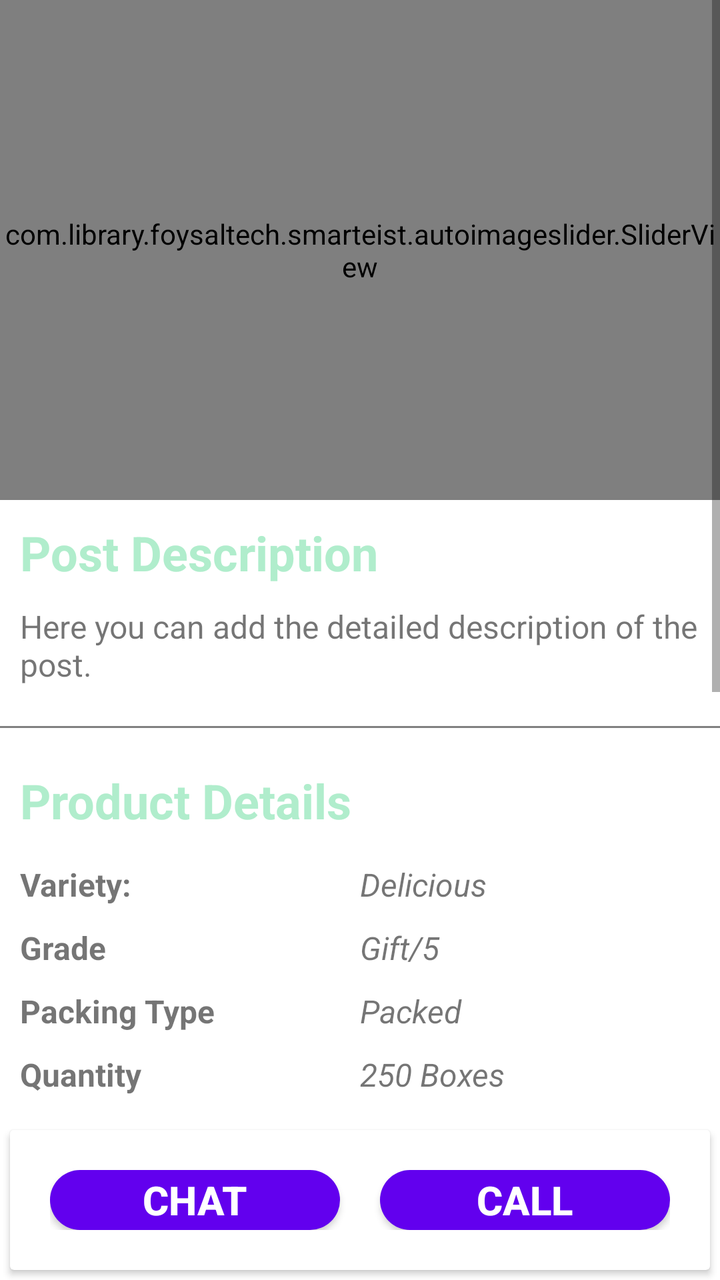
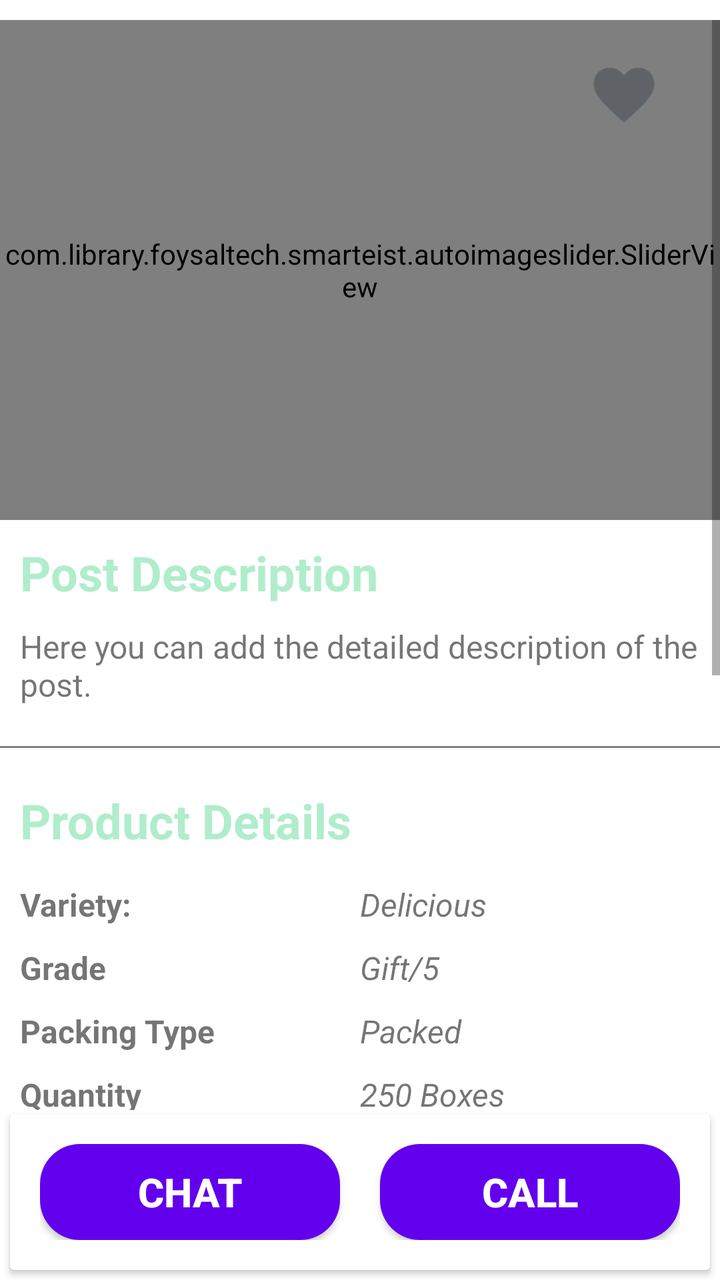

Compare the two renders of this Android layout. The source of the first and the diff that turns it into the second are given below.
<!-- AndroidManifest.xml: application theme Theme.AgroMart -->
<!-- res/layout/activity_post.xml -->
<?xml version="1.0" encoding="utf-8"?>
<androidx.constraintlayout.widget.ConstraintLayout xmlns:android="http://schemas.android.com/apk/res/android"
    xmlns:app="http://schemas.android.com/apk/res-auto"
    xmlns:tools="http://schemas.android.com/tools"
    android:layout_width="match_parent"
    android:layout_height="match_parent"
    tools:context=".PostActivity">

    
    <ScrollView
        android:id="@+id/scrollView2"
        android:layout_width="match_parent"
        android:layout_height="0dp"
        app:layout_constraintEnd_toEndOf="parent"
        app:layout_constraintStart_toStartOf="parent"
        app:layout_constraintTop_toTopOf="parent"
        app:layout_constraintBottom_toTopOf="@+id/buttonContainer"
        tools:ignore="SpeakableTextPresentCheck">

        <LinearLayout
            android:layout_width="match_parent"
            android:layout_height="wrap_content"
            android:orientation="vertical"
            tools:ignore="ExtraText">

            
            <com.library.foysaltech.smarteist.autoimageslider.SliderView
                android:id="@+id/slider"
                android:layout_width="match_parent"
                android:layout_height="250dp"
                app:sliderAnimationDuration="600"
                app:sliderAutoCycleDirection="back_and_forth"
                app:sliderStartAutoCycle="true"
                app:sliderIndicatorAnimationDuration="600"
                app:sliderIndicatorEnabled="true"
                app:sliderIndicatorGravity="center_horizontal|bottom"
                app:sliderIndicatorMargin="15dp"
                app:sliderIndicatorOrientation="horizontal"
                app:sliderIndicatorPadding="3dp"
                app:sliderIndicatorRadius="2dp"
                app:sliderIndicatorSelectedColor="#5A5A5A"
                app:sliderIndicatorUnselectedColor="#FFF"
                app:sliderScrollTimeInSec="1" />

            
            <TextView
                android:layout_width="wrap_content"
                android:layout_height="wrap_content"
                android:text="@string/post_description"
                android:textSize="24sp"
                android:textStyle="bold"
                android:layout_margin="10dp"
                android:textColor="@color/bg_color" />

            <TextView
                android:id="@+id/post_description"
                android:layout_width="match_parent"
                android:layout_height="wrap_content"
                android:text="@string/description_content"
                android:textSize="16sp"
                android:layout_marginHorizontal="10dp"
                android:layout_marginBottom="10dp" />

            <View
                android:layout_width="match_parent"
                android:layout_height="1dp"
                android:background="@color/gray"
                android:layout_marginVertical="10dp" />

            
            <TextView
                android:layout_width="wrap_content"
                android:layout_height="wrap_content"
                android:text="@string/product_details"
                android:textSize="24sp"
                android:textStyle="bold"
                android:layout_margin="10dp"
                android:textColor="@color/bg_color" />

            
            <LinearLayout
                android:layout_width="match_parent"
                android:layout_height="wrap_content"
                android:orientation="horizontal"
                android:layout_marginHorizontal="10dp"
                android:layout_marginVertical="5dp"
                android:weightSum="2">

                <TextView
                    android:layout_width="0dp"
                    android:layout_weight="1"
                    android:layout_height="wrap_content"
                    android:text="@string/variety"
                    android:textSize="16sp"
                    android:textStyle="bold" />

                <TextView
                    android:id="@+id/post_variety"
                    android:layout_width="0dp"
                    android:layout_weight="1"
                    android:layout_height="wrap_content"
                    android:text="@string/delicious"
                    android:textSize="16sp"
                    android:textStyle="italic" />

            </LinearLayout>
            <LinearLayout
                android:layout_width="match_parent"
                android:layout_height="wrap_content"
                android:orientation="horizontal"
                android:layout_marginHorizontal="10dp"
                android:layout_marginVertical="5dp"
                android:weightSum="2">

                <TextView
                    android:layout_width="0dp"
                    android:layout_weight="1"
                    android:layout_height="wrap_content"
                    android:text="@string/grade"
                    android:textSize="16sp"
                    android:textStyle="bold"/>

                <TextView
                    android:id="@+id/post_grade"
                    android:layout_width="0dp"
                    android:layout_weight="1"
                    android:layout_height="wrap_content"
                    android:text="@string/gift_5"
                    android:textSize="16sp"
                    android:textStyle="italic"/>

            </LinearLayout>

            <LinearLayout
                android:layout_width="match_parent"
                android:layout_height="wrap_content"
                android:orientation="horizontal"
                android:layout_marginHorizontal="10dp"
                android:layout_marginVertical="5dp"
                android:weightSum="2">

                <TextView
                    android:layout_width="0dp"
                    android:layout_weight="1"
                    android:layout_height="wrap_content"
                    android:text="@string/packing_type"
                    android:textSize="16sp"
                    android:textStyle="bold"/>

                <TextView
                    android:id="@+id/post_packing"
                    android:layout_width="0dp"
                    android:layout_weight="1"
                    android:layout_height="wrap_content"
                    android:text="@string/packed"
                    android:textSize="16sp"
                    android:textStyle="italic"/>

            </LinearLayout>

            <LinearLayout
                android:layout_width="match_parent"
                android:layout_height="wrap_content"
                android:orientation="horizontal"
                android:layout_marginHorizontal="10dp"
                android:layout_marginVertical="5dp"
                android:weightSum="2">

                <TextView
                    android:layout_width="0dp"
                    android:layout_weight="1"
                    android:layout_height="wrap_content"
                    android:text="@string/quantity"
                    android:textSize="16sp"
                    android:textStyle="bold"/>

                <TextView
                    android:id="@+id/post_quantity"
                    android:layout_width="0dp"
                    android:layout_weight="1"
                    android:layout_height="wrap_content"
                    android:text="@string/_250_boxes"
                    android:textSize="16sp"
                    android:textStyle="italic"/>

            </LinearLayout>

            

            
            <TextView
                android:layout_width="wrap_content"
                android:layout_height="wrap_content"
                android:text="@string/owner_details"
                android:textSize="24sp"
                android:textStyle="bold"
                android:layout_margin="10dp"
                android:textColor="@color/bg_color" />

            <LinearLayout
                android:layout_width="match_parent"
                android:layout_height="wrap_content"
                android:orientation="horizontal"
                android:layout_marginHorizontal="10dp"
                android:layout_marginVertical="5dp"
                android:weightSum="2">

                <TextView
                    android:layout_width="0dp"
                    android:layout_weight="1"
                    android:layout_height="wrap_content"
                    android:text="@string/name"
                    android:textSize="16sp"
                    android:textStyle="bold" />

                <TextView
                    android:id="@+id/post_user_name"
                    android:layout_width="0dp"
                    android:layout_weight="1"
                    android:layout_height="wrap_content"
                    android:text="kousar Ali"
                    android:textSize="16sp"
                    android:textStyle="italic" />

            </LinearLayout>
            <LinearLayout
                android:layout_width="match_parent"
                android:layout_height="wrap_content"
                android:orientation="horizontal"
                android:layout_marginHorizontal="10dp"
                android:layout_marginVertical="5dp"
                android:weightSum="2">

                <TextView
                    android:layout_width="0dp"
                    android:layout_weight="1"
                    android:layout_height="wrap_content"
                    android:text="@string/address"
                    android:textSize="16sp"
                    android:textStyle="bold"/>

                <TextView
                    android:id="@+id/post_user_address"
                    android:layout_width="0dp"
                    android:layout_weight="1"
                    android:layout_height="wrap_content"
                    android:text="061 Mastpora Keller Shopian J&amp;K"
                    android:textSize="16sp"
                    android:textStyle="italic"/>

            </LinearLayout>

            <LinearLayout
                android:layout_width="match_parent"
                android:layout_height="wrap_content"
                android:orientation="horizontal"
                android:layout_marginHorizontal="10dp"
                android:layout_marginVertical="5dp"
                android:weightSum="2">

                <TextView
                    android:layout_width="0dp"
                    android:layout_weight="1"
                    android:layout_height="wrap_content"
                    android:text="@string/phone_number"
                    android:textSize="16sp"
                    android:textStyle="bold"/>

                <TextView
                    android:id="@+id/post_user_phone"
                    android:layout_width="0dp"
                    android:layout_weight="1"
                    android:layout_height="wrap_content"
                    android:text="7006656521"
                    android:textSize="20sp"
                    android:textStyle="italic"/>

            </LinearLayout>
            <TextView
                android:layout_width="wrap_content"
                android:layout_height="wrap_content"
                android:text="comments"
                android:textSize="24sp"
                android:textStyle="bold"
                android:layout_margin="10dp"
                android:textColor="@color/bg_color" />


          >

            


                <EditText
                    android:id="@+id/comment_input"
                    android:layout_width="match_parent"
                    android:layout_height="wrap_content"
                    android:layout_margin="10dp"
                    android:hint="@string/write_commits"
                    android:minHeight="48dp"
                    android:padding="10dp" />

                <Button
                    android:id="@+id/submit_comment"
                    android:layout_width="wrap_content"
                    android:layout_height="wrap_content"
                    android:text="@string/submit"
                    android:layout_gravity="end"
                    android:layout_marginHorizontal="10dp"
                    android:layout_marginBottom="10dp"
                    android:background="@drawable/button_bg"
                    android:textColor="@color/white" />

            <androidx.recyclerview.widget.RecyclerView
                android:padding="10dp"
                android:id="@+id/commints_recycler_view"
                android:layout_width="match_parent"
                android:layout_height="wrap_content">

            </androidx.recyclerview.widget.RecyclerView>


        </LinearLayout>

    </ScrollView>

    
    <androidx.cardview.widget.CardView
        android:id="@+id/buttonContainer"
        android:layout_width="match_parent"
        android:layout_height="70dp"
        android:layout_margin="5dp"
        app:layout_constraintBottom_toBottomOf="parent"
        app:layout_constraintEnd_toEndOf="parent"
        app:layout_constraintStart_toStartOf="parent">

        <LinearLayout
            android:layout_width="match_parent"
            android:layout_height="match_parent"
            android:orientation="horizontal"
            android:layout_margin="10dp"
            android:weightSum="2"
            android:padding="10dp">

            <androidx.appcompat.widget.AppCompatButton
                android:id="@+id/chat_btn"
                android:layout_width="0dp"
                android:layout_weight="1"
                android:layout_height="match_parent"
               android:layout_marginEnd="10dp"
                android:text="@string/chat"
                android:background="@drawable/button_bg"
                android:textSize="20sp"
                android:textStyle="bold"
                android:textColor="@color/white" />

            <androidx.appcompat.widget.AppCompatButton
                android:layout_marginStart="10dp"
                android:id="@+id/call_btn"
                android:layout_width="0dp"
                android:layout_weight="1"
                android:layout_height="match_parent"
                android:text="@string/call"
                android:background="@drawable/button_bg"
                android:textSize="20sp"
                android:textStyle="bold"
                android:textColor="@color/white" />

        </LinearLayout>

    </androidx.cardview.widget.CardView>

</androidx.constraintlayout.widget.ConstraintLayout>
<!-- resources referenced by this layout -->
<resources>
  <color name="bg_color">#B0EDCC</color>
  <color name="gray">#808080</color>
  <color name="white">#FFFFFFFF</color>
  <!-- drawable button_bg (drawable) -->
  <?xml version="1.0" encoding="utf-8"?>
  
  <shape xmlns:android="http://schemas.android.com/apk/res/android">
      <corners android:radius="20dp"/>
      <solid android:color="@color/purple_500" />
  </shape>
  <string name="_250_boxes">250 Boxes</string>
  <string name="address">address</string>
  <string name="call">Call</string>
  <string name="chat">Chat</string>
  <string name="delicious">Delicious</string>
  <string name="description_content">Here you can add the detailed description of the post.</string>
  <string name="gift_5">Gift/5</string>
  <string name="grade">Grade</string>
  <string name="name">Name</string>
  <string name="owner_details">Owner Details</string>
  <string name="packed">Packed</string>
  <string name="packing_type">Packing Type</string>
  <string name="phone_number">Phone Number</string>
  <string name="post_description">Post Description</string>
  <string name="product_details">Product Details</string>
  <string name="quantity">Quantity</string>
  <string name="submit">Submit</string>
  <string name="variety">Variety:</string>
  <string name="write_commits">Write your comment here</string>
  <style name="Theme.AgroMart" parent="Theme.MaterialComponents.DayNight.NoActionBar">
          
          <item name="colorPrimary">@color/bg_color</item>
          <item name="colorPrimaryVariant">@color/purple_700</item>
          <item name="colorOnPrimary">@color/white</item>
          
          <item name="colorSecondary">@color/teal_200</item>
          <item name="colorSecondaryVariant">@color/teal_700</item>
          <item name="colorOnSecondary">@color/black</item>
          
          <item name="android:statusBarColor">?attr/colorPrimaryVariant</item>
          
          <item name="android:popupMenuStyle">@color/white</item>
      </style>
  <color name="purple_500">#FF6200EE</color>
  <color name="purple_700">#FF3700B3</color>
  <color name="teal_200">#FF03DAC5</color>
  <color name="teal_700">#FF018786</color>
  <color name="black">#FF000000</color>
</resources>

<!-- the commit's change to res/layout/activity_post.xml (unified diff, before → after) -->
@@ -6,16 +6,19 @@
     android:layout_height="match_parent"
     tools:context=".PostActivity">
 
+    <RelativeLayout
+        android:layout_width="match_parent"
+        android:layout_height="match_parent"
+        app:layout_behavior="@string/appbar_scrolling_view_behavior">
+
     
     <ScrollView
         android:id="@+id/scrollView2"
         android:layout_width="match_parent"
-        android:layout_height="0dp"
-        app:layout_constraintEnd_toEndOf="parent"
-        app:layout_constraintStart_toStartOf="parent"
-        app:layout_constraintTop_toTopOf="parent"
-        app:layout_constraintBottom_toTopOf="@+id/buttonContainer"
-        tools:ignore="SpeakableTextPresentCheck">
+        android:layout_height="wrap_content"
+        android:paddingBottom="10dp"
+        android:layout_marginTop="10dp"
+        android:layout_marginBottom="75dp">
 
         <LinearLayout
             android:layout_width="match_parent"
@@ -26,11 +29,10 @@
             
             <com.library.foysaltech.smarteist.autoimageslider.SliderView
                 android:id="@+id/slider"
-                android:layout_width="match_parent"
+                android:layout_width="wrap_content"
                 android:layout_height="250dp"
                 app:sliderAnimationDuration="600"
                 app:sliderAutoCycleDirection="back_and_forth"
-                app:sliderStartAutoCycle="true"
                 app:sliderIndicatorAnimationDuration="600"
                 app:sliderIndicatorEnabled="true"
                 app:sliderIndicatorGravity="center_horizontal|bottom"
@@ -40,7 +42,9 @@
                 app:sliderIndicatorRadius="2dp"
                 app:sliderIndicatorSelectedColor="#5A5A5A"
                 app:sliderIndicatorUnselectedColor="#FFF"
-                app:sliderScrollTimeInSec="1" />
+                app:sliderScrollTimeInSec="1"
+                app:sliderStartAutoCycle="true" />
+
 
             
             <TextView
@@ -323,12 +327,25 @@
         </LinearLayout>
 
     </ScrollView>
+    </RelativeLayout>
+    <ImageButton
+        android:id="@+id/btn_wishlist"
+        android:layout_width="wrap_content"
+        android:layout_height="wrap_content"
+        android:src="@drawable/wish_list"
+        android:scaleX=".4"
+        android:scaleY=".4"
+        android:background="?attr/selectableItemBackgroundBorderless"
+        android:contentDescription="@string/todo"
+        app:layout_constraintTop_toTopOf="parent"
+        app:layout_constraintEnd_toEndOf="parent" />
+
 
     
     <androidx.cardview.widget.CardView
         android:id="@+id/buttonContainer"
         android:layout_width="match_parent"
-        android:layout_height="70dp"
+        android:layout_height="wrap_content"
         android:layout_margin="5dp"
         app:layout_constraintBottom_toBottomOf="parent"
         app:layout_constraintEnd_toEndOf="parent"
@@ -340,7 +357,7 @@
             android:orientation="horizontal"
             android:layout_margin="10dp"
             android:weightSum="2"
-            android:padding="10dp">
+            android:padding="5dp">
 
             <androidx.appcompat.widget.AppCompatButton
                 android:id="@+id/chat_btn"
@@ -359,7 +376,7 @@
                 android:id="@+id/call_btn"
                 android:layout_width="0dp"
                 android:layout_weight="1"
-                android:layout_height="match_parent"
+                android:layout_height="48dp"
                 android:text="@string/call"
                 android:background="@drawable/button_bg"
                 android:textSize="20sp"
<!-- resource entries referenced after the edit -->
@@ -10,6 +10,7 @@
       <corners android:radius="20dp"/>
       <solid android:color="@color/purple_500" />
   </shape>
+  <!-- drawable wish_list: png bitmap (drawable, 2091 bytes) -->
   <string name="_250_boxes">250 Boxes</string>
   <string name="address">address</string>
   <string name="call">Call</string>
@@ -27,6 +28,7 @@
   <string name="product_details">Product Details</string>
   <string name="quantity">Quantity</string>
   <string name="submit">Submit</string>
+  <string name="todo">TODO</string>
   <string name="variety">Variety:</string>
   <string name="write_commits">Write your comment here</string>
   <style name="Theme.AgroMart" parent="Theme.MaterialComponents.DayNight.NoActionBar">
